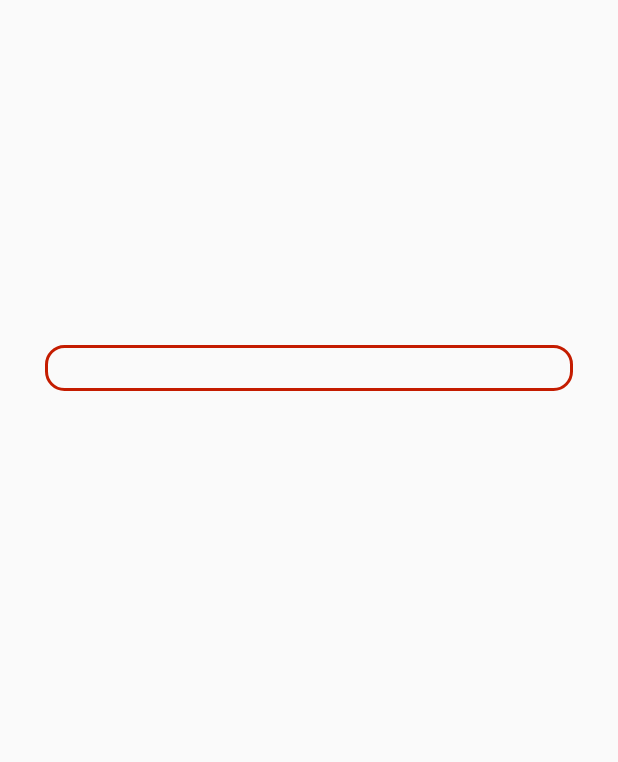
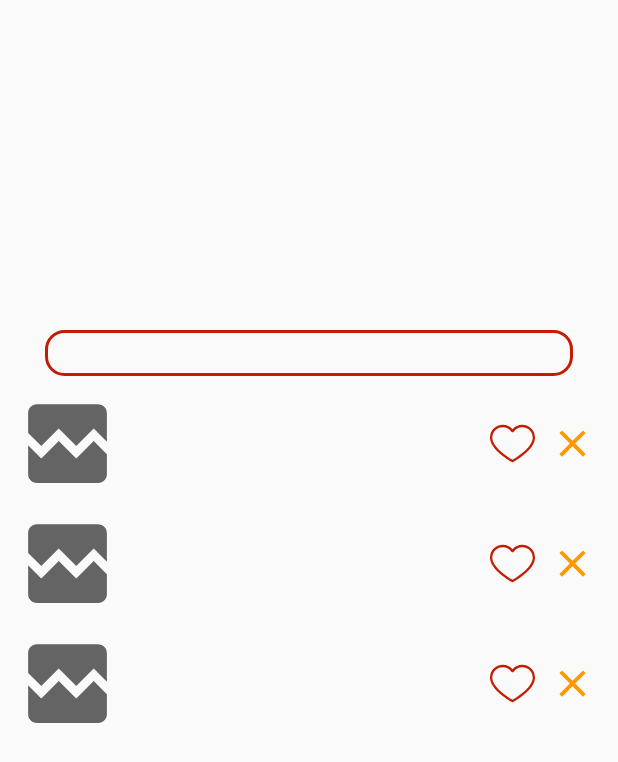
Before and after one commit to macidori98/SeriesTracker, an Android app: the layout fragment_details.xml on its own in the app's theme, with its tools: preview values and no code run, on a phone screen of 412 x 824 dp. Shown: the top 762 px of the screen. Run offline under Robolectric (Android 15) with nearby library versions, the phone set to English and light mode, and no system bars.

Commit message:
designing screens

```diff
--- a/app/src/main/java/com/example/seriestracker/MainActivity.java
+++ b/app/src/main/java/com/example/seriestracker/MainActivity.java
@@ -1,8 +1,8 @@
 package com.example.seriestracker;
 
+import android.os.Bundle;
+
 import androidx.appcompat.app.AppCompatActivity;
-
-import android.os.Bundle;
 
 public class MainActivity extends AppCompatActivity {
 
--- a/app/src/main/res/drawable/background_layout_down_rounded.xml
+++ b/app/src/main/res/drawable/background_layout_down_rounded.xml
@@ -6,5 +6,6 @@
         android:bottomRightRadius="25dp"
         android:topLeftRadius="0dp"
         android:topRightRadius="0dp" />
+    <gradient android:angle="90" android:endColor="@android:color/transparent" android:startColor="#000000" android:type="linear" />
 
 </shape>
--- /dev/null
+++ b/app/src/main/res/drawable/ic_baseline_broken_image_24.xml
@@ -0,0 +1,10 @@
+<vector xmlns:android="http://schemas.android.com/apk/res/android"
+    android:width="80dp"
+    android:height="80dp"
+    android:tint="?attr/colorControlNormal"
+    android:viewportWidth="24"
+    android:viewportHeight="24">
+    <path
+        android:fillColor="@android:color/white"
+        android:pathData="M21,5v6.59l-3,-3.01 -4,4.01 -4,-4 -4,4 -3,-3.01L3,5c0,-1.1 0.9,-2 2,-2h14c1.1,0 2,0.9 2,2zM18,11.42l3,3.01L21,19c0,1.1 -0.9,2 -2,2L5,21c-1.1,0 -2,-0.9 -2,-2v-6.58l3,2.99 4,-4 4,4 4,-3.99z" />
+</vector>
--- /dev/null
+++ b/app/src/main/res/drawable/ic_baseline_check_24.xml
@@ -0,0 +1,10 @@
+<vector xmlns:android="http://schemas.android.com/apk/res/android"
+    android:width="24dp"
+    android:height="24dp"
+    android:tint="#17A31E"
+    android:viewportWidth="24"
+    android:viewportHeight="24">
+    <path
+        android:fillColor="@android:color/white"
+        android:pathData="M9,16.17L4.83,12l-1.42,1.41L9,19 21,7l-1.41,-1.41z" />
+</vector>
--- /dev/null
+++ b/app/src/main/res/drawable/ic_heart.xml
@@ -0,0 +1,10 @@
+<vector xmlns:android="http://schemas.android.com/apk/res/android"
+    android:width="30dp"
+    android:height="30dp"
+    android:tint="#c41c00"
+    android:viewportWidth="412.735"
+    android:viewportHeight="412.735">
+    <path
+        android:fillColor="#FF000000"
+        android:pathData="M295.706,35.522C295.706,35.522 295.706,35.522 295.706,35.522c-34.43,-0.184 -67.161,14.937 -89.339,41.273c-22.039,-26.516 -54.861,-41.68 -89.339,-41.273C52.395,35.522 0,87.917 0,152.55C0,263.31 193.306,371.456 201.143,375.636c3.162,2.113 7.286,2.113 10.449,0c7.837,-4.18 201.143,-110.759 201.143,-223.086C412.735,87.917 360.339,35.522 295.706,35.522zM206.367,354.738C176.065,336.975 20.898,242.412 20.898,152.55c0,-53.091 43.039,-96.131 96.131,-96.131c32.512,-0.427 62.938,15.972 80.457,43.363c3.557,4.905 10.418,5.998 15.323,2.44c0.937,-0.68 1.761,-1.503 2.44,-2.44c29.055,-44.435 88.631,-56.903 133.066,-27.848c27.202,17.787 43.575,48.114 43.521,80.615C391.837,243.456 236.669,337.497 206.367,354.738z" />
+</vector>
--- /dev/null
+++ b/app/src/main/res/drawable/ic_heart_simple_shape_silhouette.xml
@@ -0,0 +1,10 @@
+<vector xmlns:android="http://schemas.android.com/apk/res/android"
+    android:width="30dp"
+    android:height="29.999931dp"
+    android:tint="#c41c00"
+    android:viewportWidth="437.775"
+    android:viewportHeight="437.774">
+    <path
+        android:fillColor="#FF000000"
+        android:pathData="M316.722,29.761c66.852,0 121.053,54.202 121.053,121.041c0,110.478 -218.893,257.212 -218.893,257.212S0,266.569 0,150.801C0,67.584 54.202,29.761 121.041,29.761c40.262,0 75.827,19.745 97.841,49.976C240.899,49.506 276.47,29.761 316.722,29.761z" />
+</vector>
--- /dev/null
+++ b/app/src/main/res/drawable/ic_not_seen.xml
@@ -0,0 +1,10 @@
+<vector xmlns:android="http://schemas.android.com/apk/res/android"
+    android:width="30dp"
+    android:height="30dp"
+    android:tint="@color/primaryColor"
+    android:viewportWidth="24"
+    android:viewportHeight="24">
+    <path
+        android:fillColor="@android:color/white"
+        android:pathData="M19,6.41L17.59,5 12,10.59 6.41,5 5,6.41 10.59,12 5,17.59 6.41,19 12,13.41 17.59,19 19,17.59 13.41,12z" />
+</vector>
--- a/app/src/main/res/layout/cardview_series.xml
+++ b/app/src/main/res/layout/cardview_series.xml
@@ -7,6 +7,7 @@
     app:cardCornerRadius="15dp">
 
     <androidx.constraintlayout.widget.ConstraintLayout
+        android:id="@+id/constraintLayoutCards"
         android:layout_width="match_parent"
         android:layout_height="match_parent">
 
--- a/app/src/main/res/layout/fragment_details.xml
+++ b/app/src/main/res/layout/fragment_details.xml
@@ -2,14 +2,16 @@
 <LinearLayout xmlns:android="http://schemas.android.com/apk/res/android"
     android:layout_width="match_parent"
     android:layout_height="match_parent"
+    xmlns:tools="http://schemas.android.com/tools"
     android:orientation="vertical">
 
     <androidx.constraintlayout.widget.ConstraintLayout
         android:id="@+id/constraintLayoutSeriesDetails"
         android:layout_width="match_parent"
         android:layout_height="200dp"
-        android:layout_marginBottom="30dp"
-        android:background="@drawable/background_layout_down_rounded">
+
+        android:layout_marginBottom="20dp">
+
 
     </androidx.constraintlayout.widget.ConstraintLayout>
 
@@ -17,6 +19,7 @@
         android:id="@+id/spinnerSeason"
         android:layout_width="match_parent"
         android:layout_height="wrap_content"
+        android:layout_marginBottom="10dp"
         android:layout_marginStart="30dp"
         android:layout_marginEnd="30dp"
         android:background="@drawable/background_edittext"
@@ -25,6 +28,7 @@
     <androidx.recyclerview.widget.RecyclerView
         android:id="@+id/recyclerViewEpisodes"
         android:layout_width="match_parent"
+        tools:listitem="@layout/list_item"
         android:layout_height="match_parent"
         android:scrollbars="vertical" />
 
--- a/app/src/main/res/layout/list_item.xml
+++ b/app/src/main/res/layout/list_item.xml
@@ -1,8 +1,59 @@
 <?xml version="1.0" encoding="utf-8"?>
-<androidx.constraintlayout.widget.ConstraintLayout
-    xmlns:android="http://schemas.android.com/apk/res/android" android:layout_width="match_parent"
-    android:layout_height="wrap_content">
+<androidx.constraintlayout.widget.ConstraintLayout xmlns:android="http://schemas.android.com/apk/res/android"
+    xmlns:app="http://schemas.android.com/apk/res-auto"
+    android:layout_width="match_parent"
+    android:layout_height="wrap_content"
+    android:layout_marginBottom="10dp">
 
+    <de.hdodenhof.circleimageview.CircleImageView
+        android:id="@+id/imageViewCircleEpisodeCover"
+        android:layout_width="70dp"
+        android:layout_height="70dp"
+        android:layout_marginStart="10dp"
+        android:src="@drawable/ic_baseline_broken_image_24"
+        app:layout_constraintBottom_toBottomOf="parent"
+        app:layout_constraintStart_toStartOf="parent"
+        app:layout_constraintTop_toTopOf="parent" />
 
+    <TextView
+        android:id="@+id/textViewTitle"
+        android:layout_width="match_parent"
+        android:layout_height="wrap_content"
+        android:layout_marginStart="90dp"
+        android:layout_marginEnd="90dp"
+        app:layout_constraintBottom_toBottomOf="parent"
+        app:layout_constraintEnd_toEndOf="parent"
+        app:layout_constraintStart_toStartOf="parent"
+        app:layout_constraintTop_toTopOf="parent" />
+
+    <ImageButton
+        android:id="@+id/imageButtonLiked"
+        android:layout_width="wrap_content"
+        android:layout_height="wrap_content"
+        android:background="@android:color/transparent"
+        android:clickable="true"
+        android:layout_marginEnd="10dp"
+        android:contentDescription="@string/not_seen"
+        android:focusable="true"
+        android:foreground="?android:attr/selectableItemBackground"
+        android:src="@drawable/ic_heart"
+        app:layout_constraintBottom_toBottomOf="parent"
+        app:layout_constraintEnd_toStartOf="@+id/imageButtonStatus"
+        app:layout_constraintTop_toTopOf="parent" />
+
+    <ImageButton
+        android:id="@+id/imageButtonStatus"
+        android:layout_width="wrap_content"
+        android:layout_height="wrap_content"
+        android:layout_marginEnd="15dp"
+        android:background="@android:color/transparent"
+        android:clickable="true"
+        android:contentDescription="@string/not_seen"
+        android:focusable="true"
+        android:foreground="?android:attr/selectableItemBackground"
+        android:src="@drawable/ic_not_seen"
+        app:layout_constraintBottom_toBottomOf="parent"
+        app:layout_constraintEnd_toEndOf="parent"
+        app:layout_constraintTop_toTopOf="parent" />
 
 </androidx.constraintlayout.widget.ConstraintLayout>
--- a/app/src/main/res/values/strings.xml
+++ b/app/src/main/res/values/strings.xml
@@ -12,4 +12,5 @@
     <string name="add_series">Add series</string>
     <string name="enter_title">Enter title…</string>
     <string name="cover_photo">cover photo</string>
+    <string name="not_seen">not seen</string>
 </resources>
```
Also changed, not shown: 2 other files.
